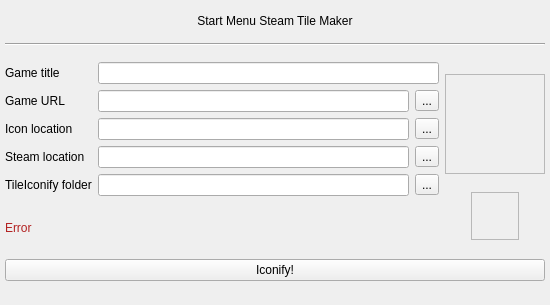
Old version of the form main.ui in the repository Apollo-Roboto/Win10-Start-menu-steam-tile-maker.
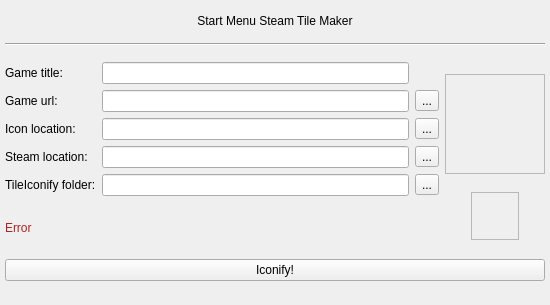
New version of the form.

```diff
--- a/main.ui
+++ b/main.ui
@@ -56,21 +56,21 @@
       <item row="2" column="0">
        <widget class="QLabel" name="label_3">
         <property name="text">
-         <string>Icon location</string>
+         <string>Icon location:</string>
         </property>
        </widget>
       </item>
       <item row="0" column="0">
        <widget class="QLabel" name="label">
         <property name="text">
-         <string>Game title</string>
+         <string>Game title:</string>
         </property>
        </widget>
       </item>
       <item row="1" column="0">
        <widget class="QLabel" name="label_2">
         <property name="text">
-         <string>Game URL</string>
+         <string>Game url:</string>
         </property>
        </widget>
       </item>
@@ -80,14 +80,14 @@
       <item row="4" column="0">
        <widget class="QLabel" name="label_5">
         <property name="text">
-         <string>TileIconify folder</string>
+         <string>TileIconify folder:</string>
         </property>
        </widget>
       </item>
       <item row="3" column="0">
        <widget class="QLabel" name="label_4">
         <property name="text">
-         <string>Steam location</string>
+         <string>Steam location:</string>
         </property>
        </widget>
       </item>
@@ -112,9 +112,6 @@
         </property>
        </widget>
       </item>
-      <item row="0" column="1" colspan="2">
-       <widget class="QLineEdit" name="gameTitle_lineEdit"/>
-      </item>
       <item row="1" column="1">
        <widget class="QLineEdit" name="gameURL_lineEdit">
         <property name="dragEnabled">
@@ -129,6 +126,9 @@
         </property>
        </widget>
       </item>
+      <item row="0" column="1">
+       <widget class="QLineEdit" name="gameTitle_lineEdit"/>
+      </item>
      </layout>
     </item>
     <item row="2" column="0">
```
Left out of the diff: 9 changed lines with no effect on the pictures.
